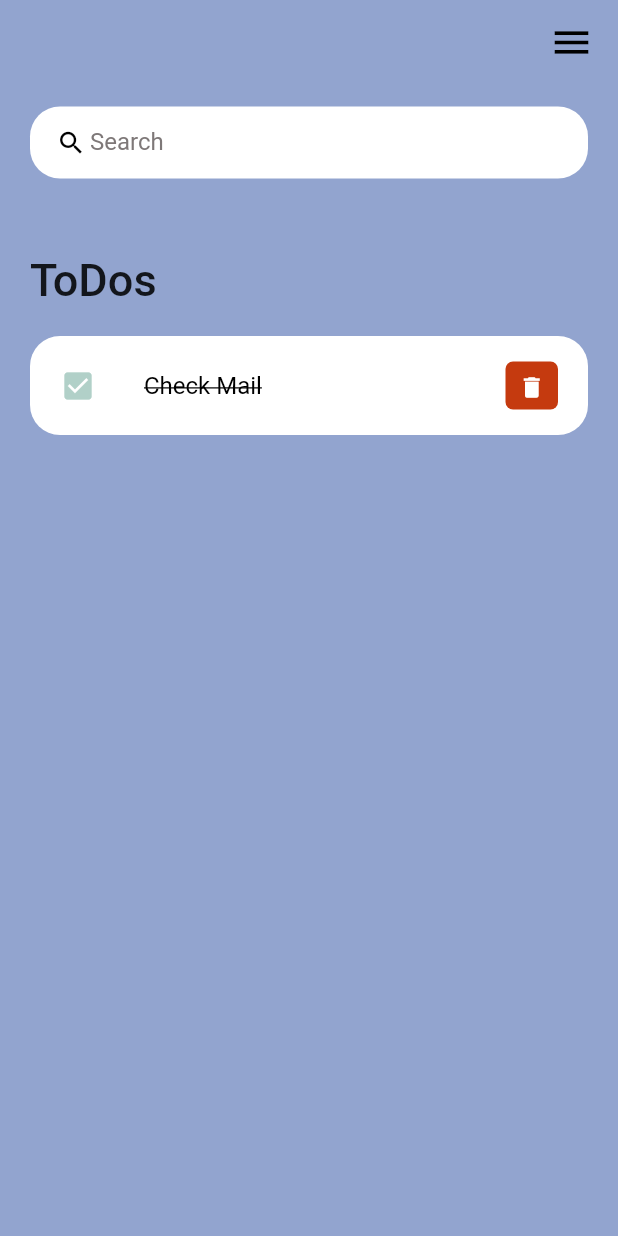
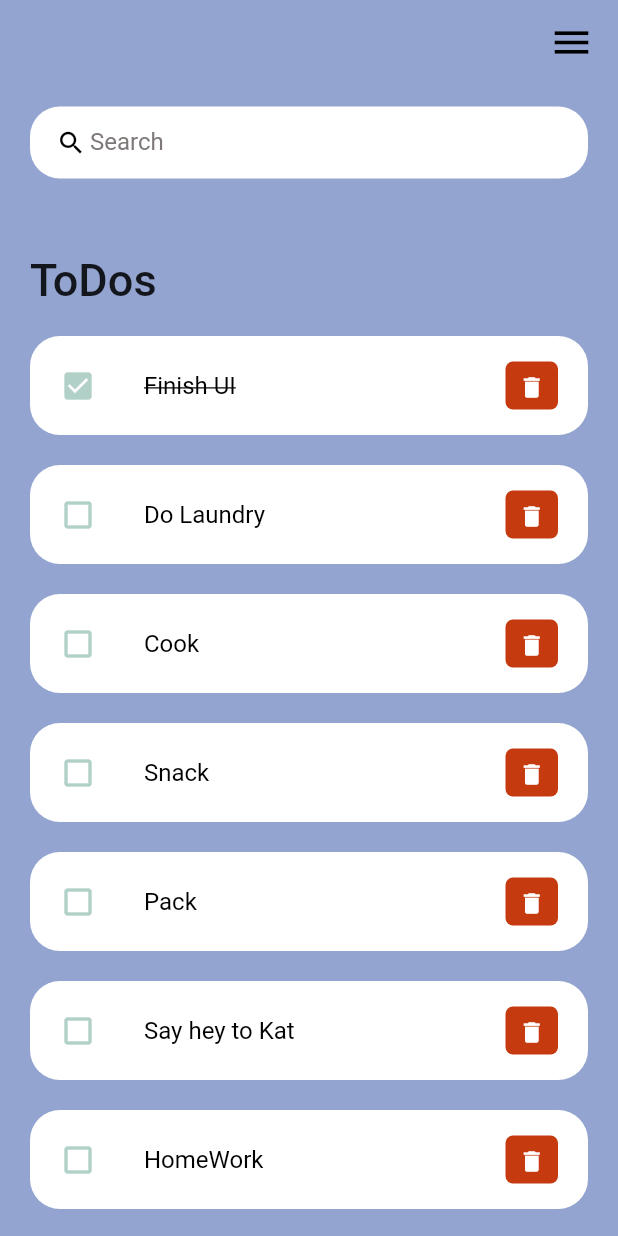
Before and after one commit to Brandon-T-Yates/Flow-Muse, a Flutter app: the screen it shows after launch, on a phone screen of 412 x 824 dp. Run offline on Flutter 3.47's test engine with Material 2 defaults, Android fonts, the phone set to English and light mode, and no system bars.

Commit message:
Got todo items setup for function

```diff
--- /dev/null
+++ b/lib/model/todo.dart
@@ -0,0 +1,23 @@
+class ToDo {
+  String? id;
+  String? todoText;
+  bool isDone;
+
+  ToDo({
+    required this.id,
+    required this.todoText,
+    this.isDone = false,
+  });
+
+  static List<ToDo> todoList() {
+    return [
+      ToDo(id: '01', todoText: 'Finish UI', isDone: true),
+      ToDo(id: '02', todoText: 'Do Laundry'),
+      ToDo(id: '03', todoText: 'Cook'),
+      ToDo(id: '04', todoText: 'Snack'),
+      ToDo(id: '05', todoText: 'Pack'),
+      ToDo(id: '06', todoText: 'Say hey to Kat'),
+      ToDo(id: '07', todoText: 'HomeWork'),
+    ];
+  }
+}
--- a/lib/screens/home.dart
+++ b/lib/screens/home.dart
@@ -1,9 +1,12 @@
 import 'package:flutter/material.dart';
 import '../constants/colors.dart';
 import '../widgets/todo_items.dart';
+import 'package:tododemo/model/todo.dart';
 
 class Home extends StatelessWidget {
-  const Home({Key? key}) : super(key: key);
+  Home({Key? key}) : super(key: key);
+
+  final todoList = ToDo.todoList();
 
   @override
   Widget build(BuildContext context) {
@@ -29,7 +32,8 @@ class Home extends StatelessWidget {
                       ),
                     ),
                   ),
-                  ToDoItem(),
+                  for ( ToDo toDoo in todoList)
+                    ToDoItem(todo: toDoo,),
                 ],
               )
             )
--- a/lib/widgets/todo_items.dart
+++ b/lib/widgets/todo_items.dart
@@ -1,13 +1,16 @@
 import 'package:flutter/material.dart';
+import '../model/todo.dart';
 import '../constants/colors.dart';
 
 class ToDoItem extends StatelessWidget {
-  const ToDoItem ({Key? key}) : super(key: key);
+  final ToDo todo;
+
+  const ToDoItem ({Key? key, required this.todo}) : super(key: key);
 
   @override
   Widget build(BuildContext context) {
     return Container(
-
+      margin: EdgeInsets.only(bottom: 20),
       child: ListTile(
         onTap: () {
         },
@@ -18,13 +21,16 @@ class ToDoItem extends StatelessWidget {
           horizontal: 20,
           vertical: 5),
         tileColor: Colors.white,
-        leading: Icon(Icons.check_box, color: styleGreen,),
-        title: const Text(
-          'Check Mail',
+        leading: Icon(
+          todo.isDone ? Icons.check_box : Icons.check_box_outline_blank,
+          color: styleGreen,
+        ),
+        title: Text(
+          todo.todoText!,
           style: TextStyle(
             fontSize: 16,
             color: black,
-            decoration: TextDecoration.lineThrough,
+            decoration: todo.isDone? TextDecoration.lineThrough : null,
           ),
         ),
         trailing: Container(
```
